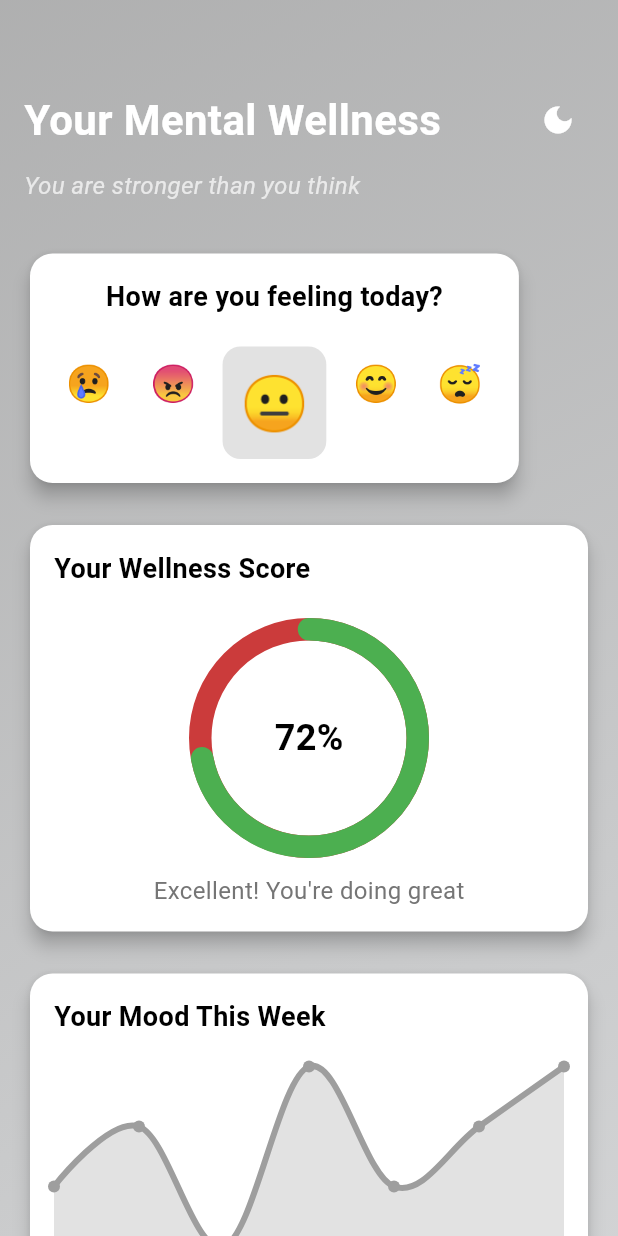
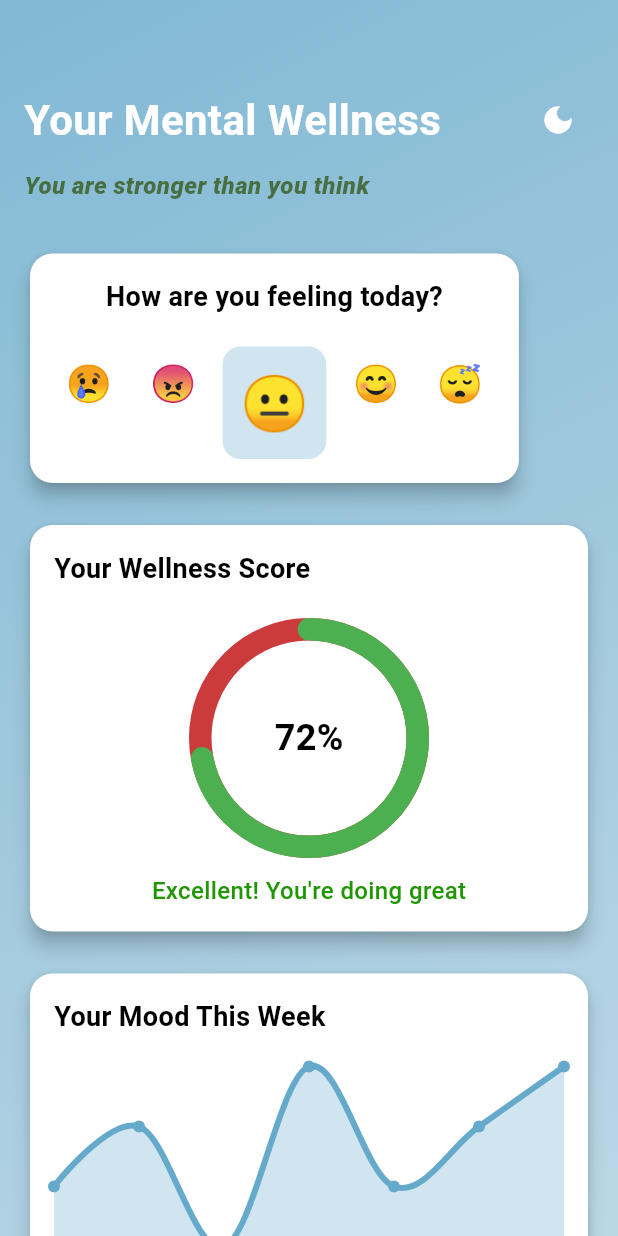
Before and after one commit to alekhakumarswain/Blood_Bond, a Flutter app: the MentalHealthDashboard screen opened directly, on a phone screen of 412 x 824 dp. Run offline on Flutter 3.47's test engine with Material 3 defaults, Android fonts, the phone set to English and light mode, and no system bars; drawn by our look-alikes of fl_chart, percent_indicator; our stand-ins replace latlong2, pdf, printing, qr_flutter, shared_preferences; accounts and stored records are empty.

Commit message:
24-04-2025 16:12

```diff
--- a/flutter/lib/screen/mentalHealth.dart
+++ b/flutter/lib/screen/mentalHealth.dart
@@ -55,7 +55,9 @@ class _MentalHealthDashboardState extends State<MentalHealthDashboard> {
                     style: TextStyle(
                       fontSize: 28,
                       fontWeight: FontWeight.bold,
-                      color: _isDarkMode ? Colors.white : Colors.white,
+                      color: _isDarkMode
+                          ? const Color.fromARGB(255, 25, 241, 14)
+                          : Colors.white,
                     ),
                   ),
                   IconButton(
@@ -77,7 +79,10 @@ class _MentalHealthDashboardState extends State<MentalHealthDashboard> {
                 style: TextStyle(
                   fontSize: 16,
                   fontStyle: FontStyle.italic,
-                  color: _isDarkMode ? Colors.white70 : Colors.white70,
+                  fontWeight: FontWeight.w800,
+                  color: _isDarkMode
+                      ? const Color.fromARGB(179, 167, 39, 235)
+                      : const Color.fromARGB(179, 42, 77, 1),
                 ),
               ),
               SizedBox(height: 30),
@@ -184,9 +189,10 @@ class _MentalHealthDashboardState extends State<MentalHealthDashboard> {
                           _getWellnessMessage(wellnessScore),
                           style: TextStyle(
                             fontSize: 16,
+                            fontWeight: FontWeight.w500,
                             color: _isDarkMode
-                                ? Colors.grey[400]
-                                : Colors.grey[600],
+                                ? const Color.fromARGB(255, 165, 241, 102)
+                                : const Color.fromARGB(255, 33, 150, 3),
                           ),
                         ),
                       ),
@@ -542,7 +548,7 @@ class _MentalHealthDashboardState extends State<MentalHealthDashboard> {
       case '😠':
         return Colors.red;
       case '😐':
-        return Colors.grey;
+        return const Color.fromARGB(255, 101, 169, 203);
       case '😊':
         return Colors.green;
       case '😴':
```
